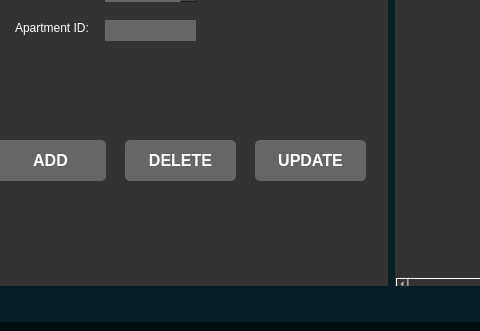
This is interface.ui in lalalance12/Landlord-Support-Management-System as Qt 5 draws it before an edit; both pictures show x 261 to 741 and y 243 to 574 of the 1114 by 574 pixel window. The edited form follows.
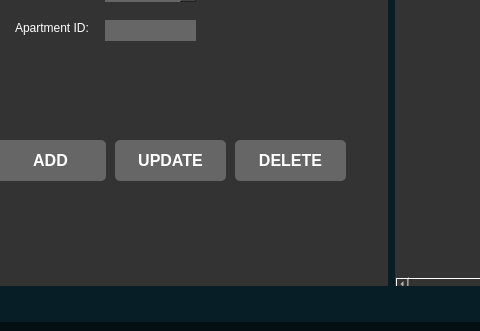
This is the edited form. The open tabs and pages were chosen to show the change. Icons and pictures are not drawn.

Diff of the .ui file:
```diff
--- a/interface.ui
+++ b/interface.ui
@@ -2311,7 +2311,7 @@
                  <widget class="QPushButton" name="DelEBBtn">
                   <property name="geometry">
                    <rect>
-                    <x>150</x>
+                    <x>260</x>
                     <y>300</y>
                     <width>111</width>
                     <height>41</height>
@@ -2338,7 +2338,7 @@
                  <widget class="QPushButton" name="UpdEBBtn">
                   <property name="geometry">
                    <rect>
-                    <x>280</x>
+                    <x>140</x>
                     <y>300</y>
                     <width>111</width>
                     <height>41</height>
```
Left out of the diff: 6 changed lines with no effect on the pictures.
